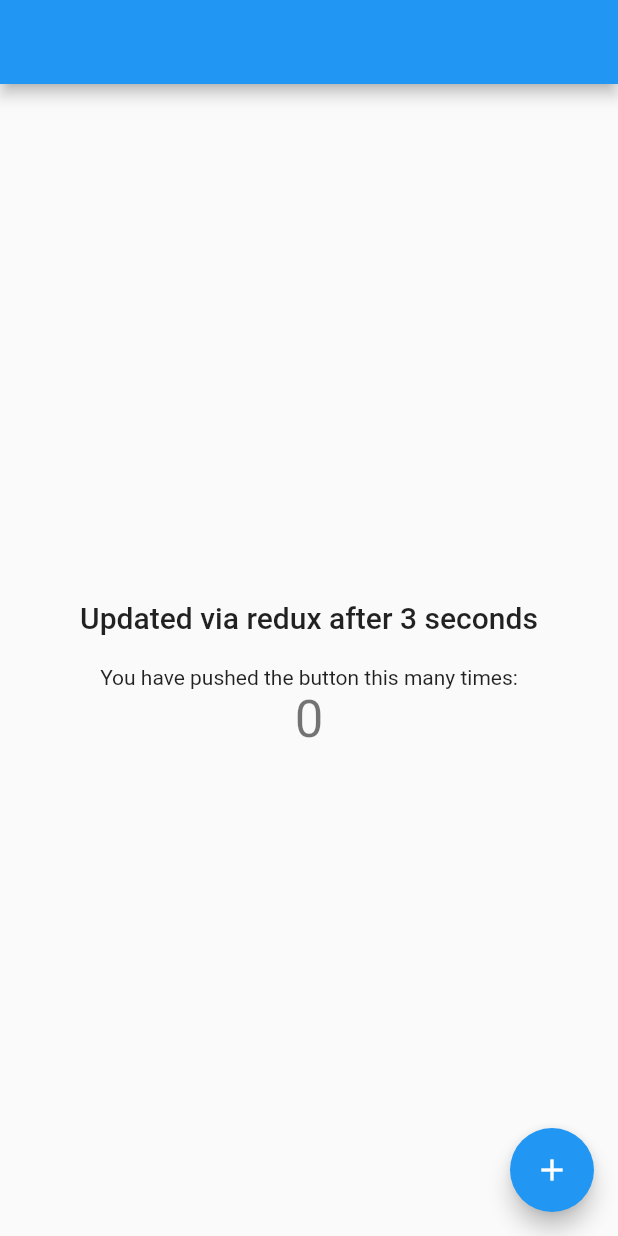
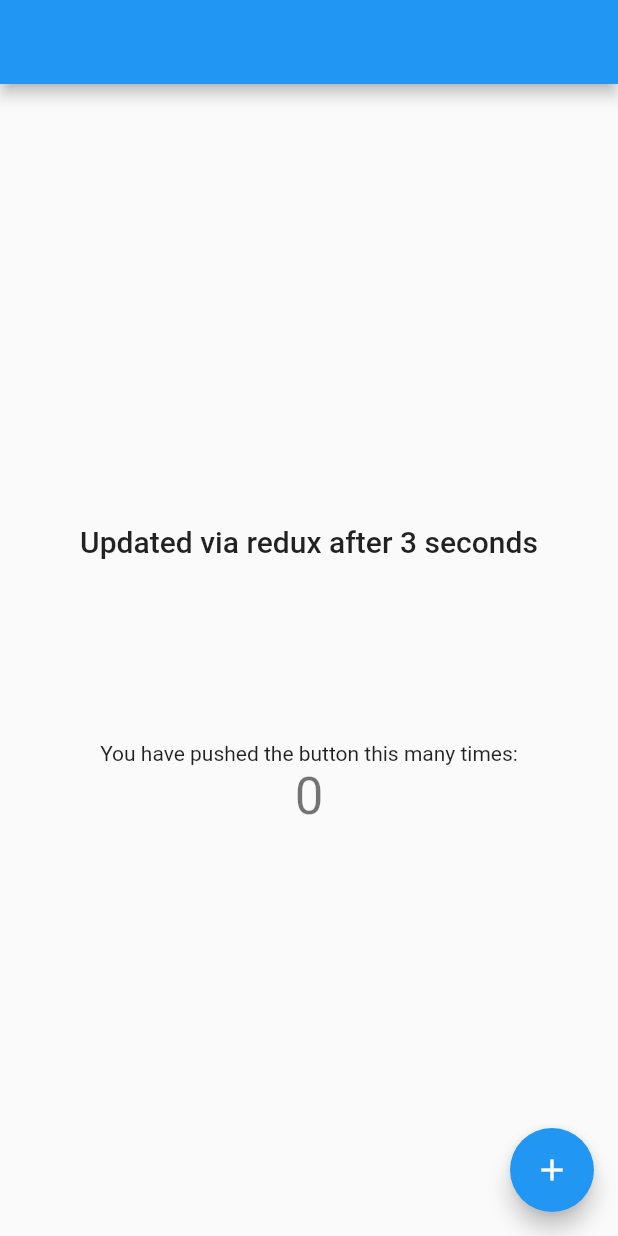
Before and after one commit to nadzir/flutter_boilerplate, a Flutter app: the screen it shows after launch, on a phone screen of 412 x 824 dp. Run offline on Flutter 3.47's test engine with Material 2 defaults, Android fonts, the phone set to English and light mode, and no system bars; our stand-ins replace flutter_redux, redux, splashscreen; missing offline and left inert: redux_logging.

Commit message:
Add SizeConfig

```diff
--- a/lib/container/FirstLaunchText/firstLaunchText.dart
+++ b/lib/container/FirstLaunchText/firstLaunchText.dart
@@ -3,6 +3,7 @@ import 'dart:async';
 import 'package:flutter/material.dart';
 import 'package:flutter_boilerplate/redux/state/app_state.dart';
 import 'package:flutter_boilerplate/redux/view/main_view.dart';
+import 'package:flutter_boilerplate/utility/SizeConfig.dart';
 import 'package:flutter_redux/flutter_redux.dart';
 
 class FirstLaunchText extends StatefulWidget {
@@ -25,11 +26,14 @@ class _FirstLaunchTextState extends State<FirstLaunchText> {
           vm.status.updateIsFirstLaunch(false);
         });
 
-        return Padding(
-          padding: EdgeInsets.all(20.0),
-          child: Text(
-            text,
-            style: Theme.of(context).textTheme.title,
+        return Container(
+          height: SizeConfig.blockSizeHeight * 20,
+          child: Padding(
+            padding: EdgeInsets.all(20.0),
+            child: Text(
+              text,
+              style: Theme.of(context).textTheme.title,
+            ),
           ),
         );
       },
--- a/lib/main.dart
+++ b/lib/main.dart
@@ -2,6 +2,7 @@ import 'package:flutter/material.dart';
 import 'package:flutter_boilerplate/redux/state/app_state.dart';
 import 'package:flutter_boilerplate/redux/reducer/app_reducer.dart';
 import 'package:flutter_boilerplate/ui/home.dart';
+import 'package:flutter_boilerplate/utility/SizeConfig.dart';
 import 'package:flutter_redux/flutter_redux.dart';
 import 'package:redux/redux.dart';
 import 'package:redux_logging/redux_logging.dart';
@@ -13,6 +14,8 @@ class MyApp extends StatelessWidget {
   // This widget is the root of your application.
   @override
   Widget build(BuildContext context) {
+
+
     return MaterialApp(
       home: SplashScreen(
         seconds: 2,
@@ -36,6 +39,11 @@ class AfterSplash extends StatelessWidget {
 
   @override
   Widget build(BuildContext context) {
+
+    // SizeConfig is to set the width and height of the physical device
+    // Need to set the context once
+    SizeConfig.setContext(context);
+
     return StoreProvider(
       store: store,
       child: MaterialApp(
@@ -43,7 +51,7 @@ class AfterSplash extends StatelessWidget {
         theme: ThemeData(
           primarySwatch: Colors.blue,
         ),
-        home: Home(title: 'Flutter boilerplate'),
+        home: Home(title: 'Flutter Boilerplate'),
       ),
     );
   }
--- /dev/null
+++ b/lib/utility/SizeConfig.dart
@@ -0,0 +1,21 @@
+import 'package:flutter/material.dart';
+
+// Class is to determine the width and height of device
+// Device is divided up into multiple blocks and widget can set size based on the number of blocks required
+// eg. Container(
+//      width: blockSizeWidth * 30,
+//      height: blockSizeHeight * 100,
+//      )
+class SizeConfig {
+  static double width;
+  static double height;
+  static double blockSizeWidth;
+  static double blockSizeHeight;
+
+  static setContext(BuildContext context) {
+    width = MediaQuery.of(context).size.width;
+    height = MediaQuery.of(context).size.height;
+    blockSizeWidth = width / 100;
+    blockSizeHeight = height / 100;
+  }
+}
```
Also changed, not shown: 1 other file.
